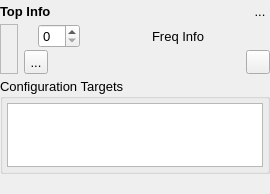
First picture: the form in src/gui/modulechartmoduleblock.ui, repository disorderedmaterials/dissolve, before the edit.
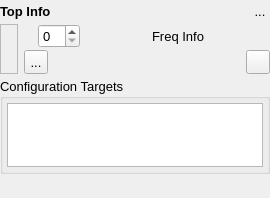
Second picture: the form after the edit. Icons and pictures are not drawn. Custom widgets are drawn as their Qt base class.

Patch:
```diff
--- a/src/gui/modulechartmoduleblock.ui
+++ b/src/gui/modulechartmoduleblock.ui
@@ -7,7 +7,7 @@
     <x>0</x>
     <y>0</y>
     <width>200</width>
-    <height>194</height>
+    <height>198</height>
    </rect>
   </property>
   <property name="sizePolicy">
```
Left out of the diff: 2 changed lines with no effect on the pictures.
